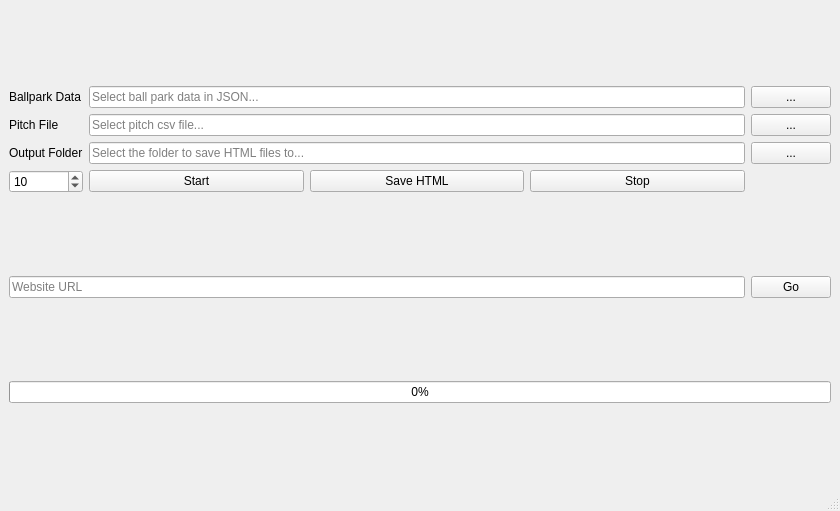
The window that WeatherScraperUI.ui (vulevu121/weatherscraper) describes before a commit, drawn with Qt 5.
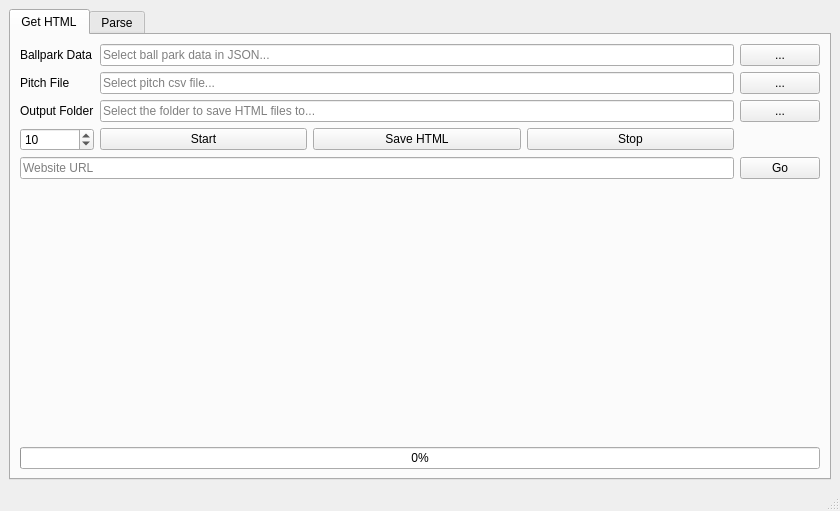
The same window after the commit.

Patch:
```diff
--- a/WeatherScraperUI.ui
+++ b/WeatherScraperUI.ui
@@ -16,6 +16,16 @@
   <widget class="QWidget" name="centralwidget">
    <layout class="QVBoxLayout" name="verticalLayout">
     <item>
+     <widget class="QTabWidget" name="tabWidget">
+      <property name="currentIndex">
+       <number>0</number>
+      </property>
+      <widget class="QWidget" name="tab">
+       <attribute name="title">
+        <string>Get HTML</string>
+       </attribute>
+       <layout class="QVBoxLayout" name="verticalLayout_3">
+        <item>
      <layout class="QGridLayout" name="gridLayout">
       <item row="1" column="0">
        <widget class="QLabel" name="label">
@@ -139,7 +149,21 @@
      </layout>
     </item>
     <item>
-     <layout class="QVBoxLayout" name="verticalLayout_2"/>
+         <layout class="QVBoxLayout" name="verticalLayout_2">
+          <item>
+           <spacer name="verticalSpacer">
+            <property name="orientation">
+             <enum>Qt::Vertical</enum>
+            </property>
+            <property name="sizeHint" stdset="0">
+             <size>
+              <width>20</width>
+              <height>40</height>
+             </size>
+            </property>
+           </spacer>
+          </item>
+         </layout>
     </item>
     <item>
      <widget class="QProgressBar" name="progressBar">
@@ -159,6 +183,30 @@
     </item>
    </layout>
   </widget>
+      <widget class="QWidget" name="tab_2">
+       <attribute name="title">
+        <string>Parse</string>
+       </attribute>
+       <layout class="QVBoxLayout" name="verticalLayout_4">
+        <item>
+         <widget class="QPushButton" name="parseButton">
+          <property name="text">
+           <string>Parse</string>
+          </property>
+         </widget>
+        </item>
+        <item>
+         <widget class="QLineEdit" name="parseFileEdit"/>
+        </item>
+        <item>
+         <widget class="QPlainTextEdit" name="parseEdit"/>
+        </item>
+       </layout>
+      </widget>
+     </widget>
+    </item>
+   </layout>
+  </widget>
   <widget class="QMenuBar" name="menubar">
    <property name="geometry">
     <rect>
```
Left out of the diff: 2 changed lines with no effect on the pictures. Lines whose indentation alone changed are shown as unchanged.
